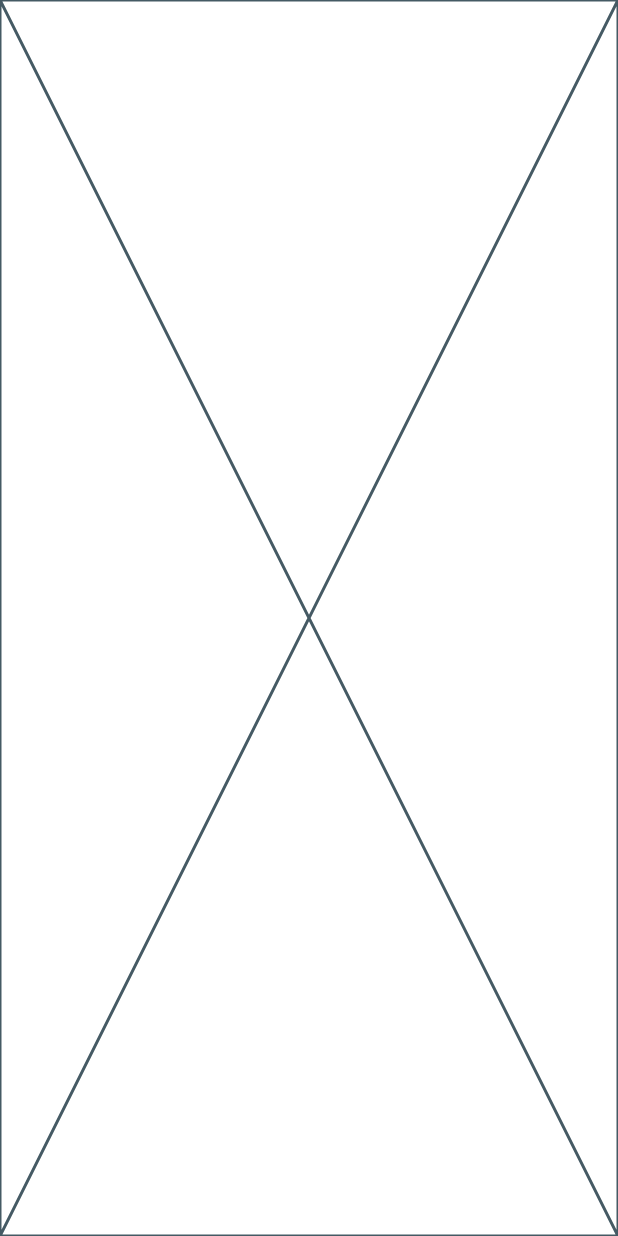
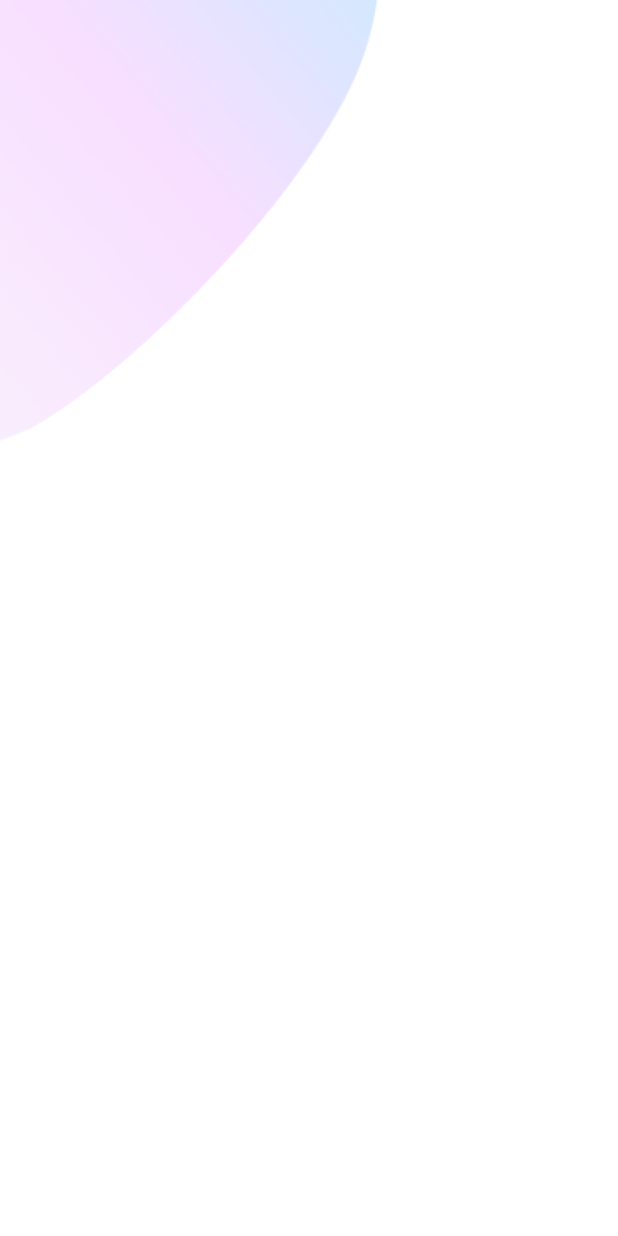
Before and after one commit to peerapattop/posmobile-flutter, a Flutter app: the screen it shows after launch, on a phone screen of 412 x 824 dp. Run offline on Flutter 3.47's test engine with Material 3 defaults, Android fonts, the phone set to English and light mode, and no system bars.

Commit message:
add image in welcome screen

```diff
--- a/lib/screens/welcome_screen.dart
+++ b/lib/screens/welcome_screen.dart
@@ -5,6 +5,17 @@ class Welcome extends StatelessWidget {
 
   @override
   Widget build(BuildContext context) {
-    return const Placeholder();
+    Size size = MediaQuery.of(context).size;
+    return SizedBox(
+      height: size.height,
+      width: double.infinity,
+      child: Stack(
+        children: <Widget>[
+          Positioned(
+            child: Image.asset("assets/images/main_top.png"),
+          )
+        ],
+      ),
+    );
   }
 }
--- a/pubspec.yaml
+++ b/pubspec.yaml
@@ -18,3 +18,5 @@ dev_dependencies:
 
 flutter:
   uses-material-design: true
+  assets:
+    - assets/images/
```
